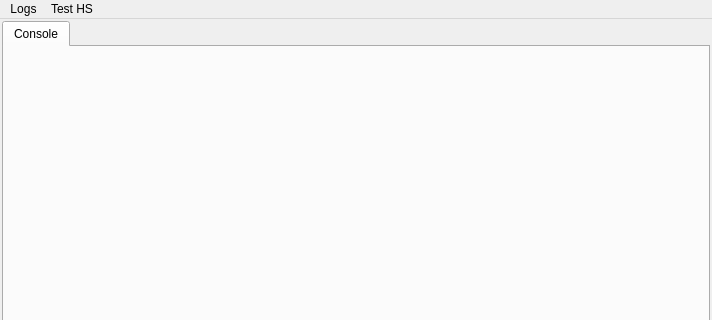
Qt form mainwindow.ui (M25Racer/SBC_App) before a commit; both pictures show x 0 to 712 and y 0 to 320 of the 712 by 719 pixel window.
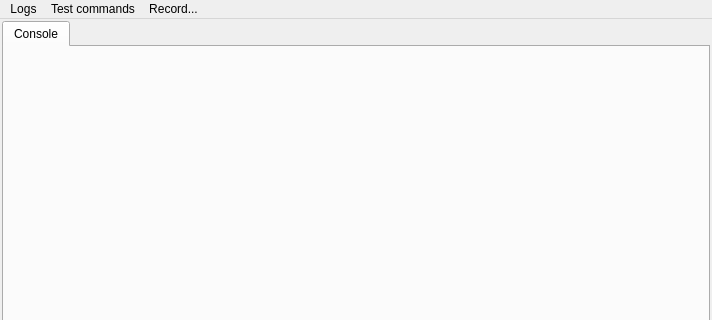
The same form after that commit.

Diff of the .ui file:
```diff
--- a/mainwindow.ui
+++ b/mainwindow.ui
@@ -74,16 +74,22 @@
    </widget>
    <widget class="QMenu" name="menuTest">
     <property name="title">
-     <string>Test HS</string>
+     <string>Test commands</string>
     </property>
     <addaction name="actionADC_START"/>
     <addaction name="actionSend_AGC_Start"/>
     <addaction name="actionADC_START_for_SIN_600"/>
     <addaction name="actionADC_START_for_Sweep"/>
+   </widget>
+   <widget class="QMenu" name="menuRecord">
+    <property name="title">
+     <string>Record...</string>
+    </property>
     <addaction name="actionRecord_Sweep_to_file"/>
    </widget>
    <addaction name="menuLogs"/>
    <addaction name="menuTest"/>
+   <addaction name="menuRecord"/>
   </widget>
   <widget class="QStatusBar" name="statusBar">
    <property name="enabled">
```
Left out of the diff: 11 changed lines with no effect on the pictures.
